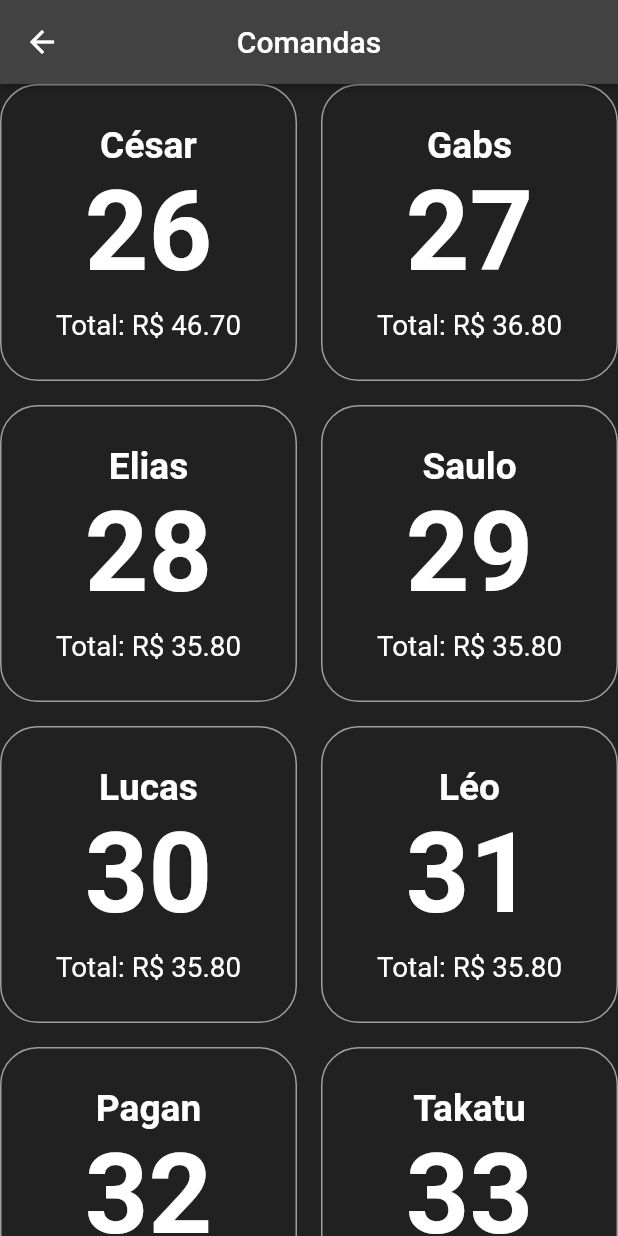
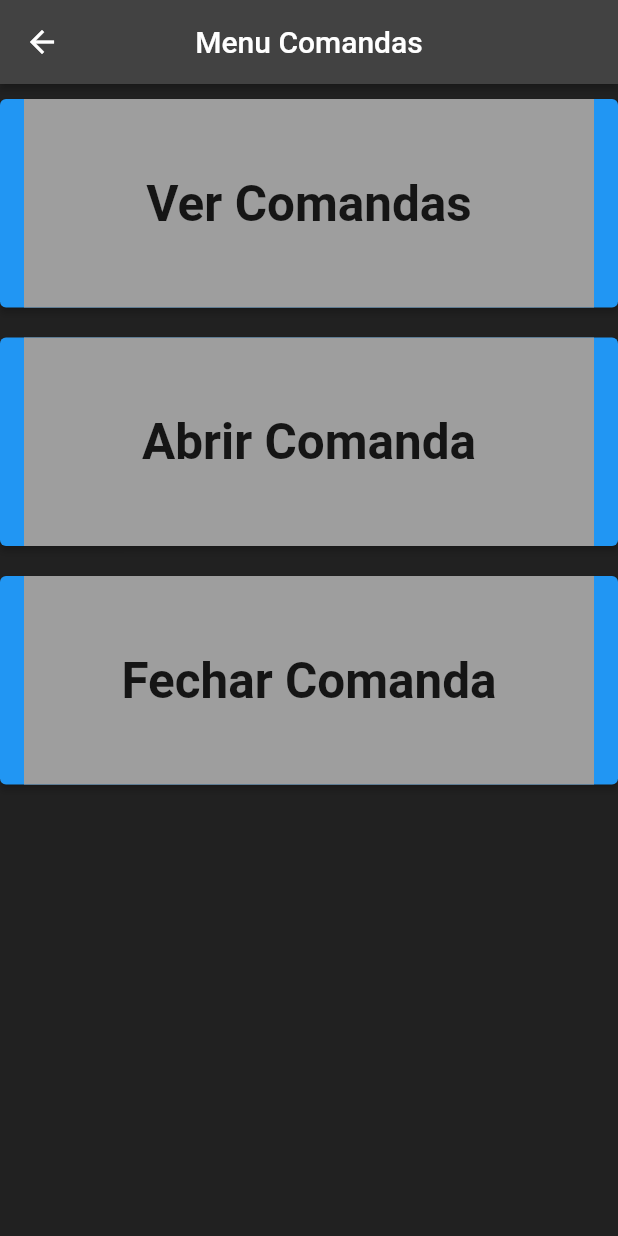
Before and after one commit to AkaRed3223/601-arcade-bar-app, a Flutter app: the screen it shows after launch, after a tap on "Comandas", on a phone screen of 412 x 824 dp. Run offline on Flutter 3.47's test engine with Material 2 defaults, Android fonts, the phone set to English and light mode, and no system bars.

Commit message:
add comandas menu

```diff
--- a/lib/main.dart
+++ b/lib/main.dart
@@ -1,6 +1,9 @@
 import 'package:arcade/pages/cardapio/cardapio.dart';
+import 'package:arcade/pages/comandas/abrir_comanda.dart';
+import 'package:arcade/pages/comandas/comandas_home.dart';
 import 'package:arcade/pages/comandas/detalhes_comanda.dart';
-import 'package:arcade/pages/comandas/comandas.dart';
+import 'package:arcade/pages/comandas/comandas_todas.dart';
+import 'package:arcade/pages/comandas/fechar_comanda.dart';
 import 'package:arcade/pages/home_page.dart';
 import 'package:arcade/pages/pedidos/novo_pedido.dart';
 import 'package:flutter/material.dart';
@@ -18,7 +21,10 @@ class MyApp extends StatelessWidget {
       debugShowCheckedModeBanner: false,
       routes: {
         "/": (context) => const MyHomePage(),
-        "comandas": (context) => const Comandas(),
+        "menu_comandas": (context) => const ComandasHome(),
+        "menu_comandas/comandas/ver": (context) => const Comandas(),
+        "menu_comandas/comandas/abrir": (context) => const ComandaAbrir(),
+        "menu_comandas/comandas/fechar": (context) => const ComandaFechar(),
         "comandas/{id}": (context) => const ComandaDetalhes(),
         "cardapio": (context) => const Cardapio(),
         "pedidos/novo_pedido": (context) => const NovoPedido()
--- /dev/null
+++ b/lib/pages/comandas/abrir_comanda.dart
@@ -0,0 +1,15 @@
+import 'package:flutter/material.dart';
+
+import '../../widgets/custom_app_bar_widget.dart';
+
+class ComandaAbrir extends StatelessWidget {
+  const ComandaAbrir({super.key});
+
+  @override
+  Widget build(BuildContext context) {
+    return Scaffold(
+      backgroundColor: Colors.grey[900],
+      appBar: const CustomAppBar(title: 'Abrir Comanda'),
+    );
+  }
+}
--- /dev/null
+++ b/lib/pages/comandas/comandas_home.dart
@@ -0,0 +1,32 @@
+import 'package:arcade/widgets/custom_app_bar_widget.dart';
+import 'package:flutter/material.dart';
+
+import '../../widgets/home_page_main_buttons.dart';
+
+class ComandasHome extends StatelessWidget {
+  const ComandasHome({super.key});
+
+  @override
+  Widget build(BuildContext context) {
+    return Scaffold(
+      backgroundColor: Colors.grey[900],
+      appBar: const CustomAppBar(title: 'Menu Comandas'),
+      body: ListView(
+        children: const <Widget>[
+          Padding(
+            padding: EdgeInsets.symmetric(vertical: 10),
+            child: HomeButton(title: 'Ver Comandas'),
+          ),
+          Padding(
+            padding: EdgeInsets.symmetric(vertical: 10),
+            child: HomeButton(title: 'Abrir Comanda'),
+          ),
+          Padding(
+            padding: EdgeInsets.symmetric(vertical: 10),
+            child: HomeButton(title: 'Fechar Comanda'),
+          ),
+        ],
+      ),
+    );
+  }
+}
--- a/lib/pages/comandas/comandas.dart
+++ b/lib/pages/comandas/comandas_todas.dart
@@ -57,7 +57,7 @@ class Comandas extends StatelessWidget {
 
     return Scaffold(
       backgroundColor: Colors.grey[900],
-      appBar: const CustomAppBar(title: 'Comandas'),
+      appBar: const CustomAppBar(title: 'Todas as Comandas'),
       body: GridView.builder(
           gridDelegate: const SliverGridDelegateWithFixedCrossAxisCount(
               crossAxisCount: 2,
--- /dev/null
+++ b/lib/pages/comandas/fechar_comanda.dart
@@ -0,0 +1,15 @@
+import 'package:flutter/material.dart';
+
+import '../../widgets/custom_app_bar_widget.dart';
+
+class ComandaFechar extends StatelessWidget {
+  const ComandaFechar({super.key});
+
+  @override
+  Widget build(BuildContext context) {
+    return Scaffold(
+      backgroundColor: Colors.grey[900],
+      appBar: const CustomAppBar(title: 'Fechar Comanda'),
+    );
+  }
+}
--- a/lib/pages/home_page.dart
+++ b/lib/pages/home_page.dart
@@ -22,7 +22,7 @@ class _MyHomePageState extends State<MyHomePage> {
   Widget build(BuildContext context) {
     return Scaffold(
       backgroundColor: Colors.grey[900],
-      appBar: const CustomAppBar(title: '601 Arcade Bar'),
+      appBar: const CustomAppBar(title: '601 Arcade Bar - Home Page'),
       body: ListView(
         children: const <Widget>[
           Padding(
--- a/lib/widgets/home_page_main_buttons.dart
+++ b/lib/widgets/home_page_main_buttons.dart
@@ -15,11 +15,7 @@ class HomeButton extends StatelessWidget implements PreferredSizeWidget {
         backgroundColor: MaterialStateProperty.all<Color>(Colors.blue),
       ),
       onPressed: () {
-        if (title == 'Comandas') {
-          Navigator.pushNamed(context, 'comandas');
-        } else if (title == 'Cardápio') {
-          Navigator.pushNamed(context, 'cardapio');
-        }
+          Navigator.pushNamed(context, _findRouteByTitle(title));
       },
       child: Container(
         padding: const EdgeInsets.all(50.0),
@@ -27,8 +23,9 @@ class HomeButton extends StatelessWidget implements PreferredSizeWidget {
         child: Center(
           child: Text(
             title,
+            textAlign: TextAlign.center,
             style: TextStyle(
-                fontSize: MediaQuery.of(context).size.width * 0.09,
+                fontSize: MediaQuery.of(context).size.width * 0.08,
                 fontWeight: FontWeight.bold,
                 color: Colors.black87),
           ),
@@ -36,4 +33,15 @@ class HomeButton extends StatelessWidget implements PreferredSizeWidget {
       ),
     );
   }
+
+  _findRouteByTitle(String title) {
+    Map<String, String> routeMap = {
+      'Comandas': 'menu_comandas',
+      'Ver Comandas': 'menu_comandas/comandas/ver',
+      'Abrir Comanda': 'menu_comandas/comandas/abrir',
+      'Fechar Comanda': 'menu_comandas/comandas/fechar',
+      'Cardápio': 'cardapio',
+    };
+    return routeMap[title] ?? '/';
+  }
 }
```
